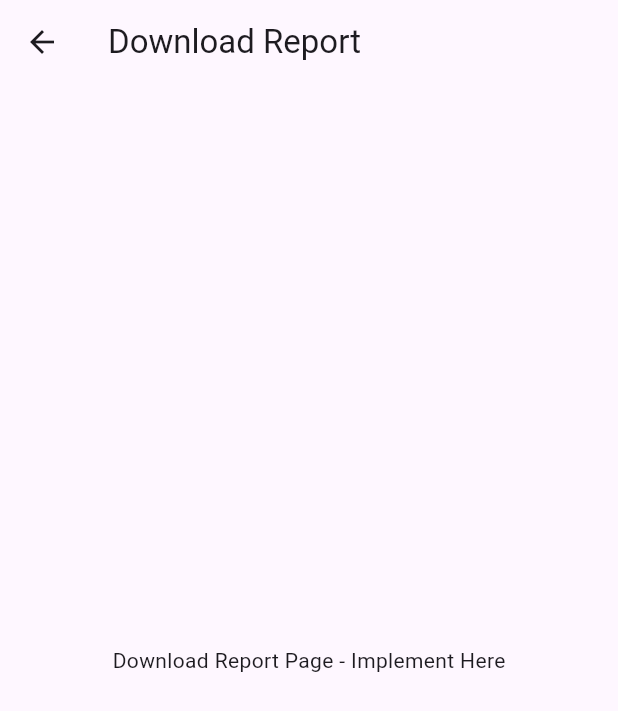
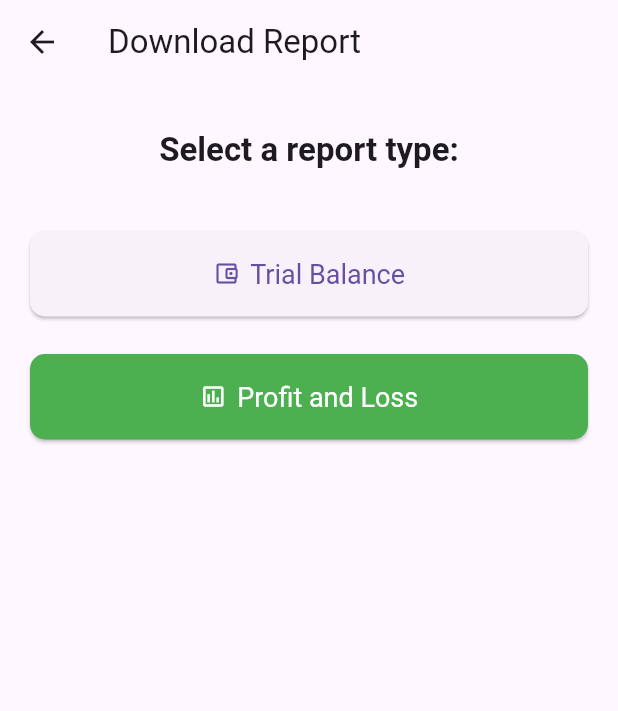
Before and after one commit to atresnaprana/Easytax_mobile, a Flutter app: the DownloadReportPage screen opened directly, on a phone screen of 412 x 824 dp. Shown: the top 711 px of the screen. Run offline on Flutter 3.47's test engine with Material 3 defaults, Android fonts, the phone set to English and light mode, and no system bars; our stand-ins replace dropdown_search, shared_preferences; accounts and stored records are empty.

Commit message:
added report download page

```diff
--- a/lib/main.dart
+++ b/lib/main.dart
@@ -1618,5 +1618,98 @@ class _PurchasingJournalPageState extends State<PurchasingJournalPage> {
   Widget _buildPaginationControls() { if (_hasMoreData) { return Padding( padding: const EdgeInsets.symmetric(vertical: 16.0), child: Center( child: _isFetchingMore ? CircularProgressIndicator() : ElevatedButton( onPressed: () => _fetchJournalEntries(), child: Text('Load More'), ), ), ); } else if (_allEntries.isNotEmpty) { return Padding( padding: const EdgeInsets.symmetric(vertical: 24.0), child: Center(child: Text("End of list", style: TextStyle(color: Colors.grey))), ); } else { return SizedBox.shrink(); } }
   Widget _buildErrorWidget(String errorMessage) { return Center( child: Padding( padding: const EdgeInsets.all(20.0), child: Column( mainAxisAlignment: MainAxisAlignment.center, crossAxisAlignment: CrossAxisAlignment.center, children: [ Icon(Icons.error_outline, color: Colors.red.shade700, size: 60), SizedBox(height: 15), Text('Failed to Load Data', style: TextStyle(fontSize: 18, fontWeight: FontWeight.bold, color: Colors.red.shade900), textAlign: TextAlign.center, ), SizedBox(height: 10), Text(errorMessage, textAlign: TextAlign.center, style: TextStyle(color: Colors.black87),), SizedBox(height: 25), ElevatedButton.icon( icon: Icon(Icons.refresh), label: Text('Retry'), onPressed: () => _fetchJournalEntries(isInitialLoad: true), style: ElevatedButton.styleFrom(foregroundColor: Colors.white, backgroundColor: Theme.of(context).primaryColor), ) ], ), )); }
 }
-class DownloadReportPage extends StatelessWidget { @override Widget build(BuildContext context) { return Scaffold( appBar: AppBar(title: Text('Download Report')), body: Center(child: Text('Download Report Page - Implement Here')), ); } }
-class AdminMenuPage extends StatelessWidget { @override Widget build(BuildContext context) { return Scaffold( appBar: AppBar(title: Text('Admin Menu')), body: Center(child: Text('Admin Menu Page - Implement Here')), ); } }
+class DownloadReportPage extends StatelessWidget {
+
+  // Placeholder function to simulate download initiation
+  void _initiateDownload(BuildContext context, String reportName) {
+    // Show feedback to the user
+    ScaffoldMessenger.of(context).showSnackBar(
+      SnackBar(
+        content: Text('Preparing $reportName report download...'),
+        duration: Duration(seconds: 2),
+      ),
+    );
+
+    // TODO: Implement actual download logic here:
+    // 1. Get necessary parameters (e.g., date range, company ID). You might need input fields on this page or pass them from elsewhere.
+    // 2. Get auth token from SharedPreferences.
+    // 3. Construct the correct API endpoint URL (e.g., /api/Reports/TrialBalance, /api/Reports/ProfitLoss).
+    // 4. Make the API call (likely a GET request) using the http package, including headers.
+    // 5. Handle the response:
+    //    - Check status code (200 OK).
+    //    - If successful, get the file data (e.g., response.bodyBytes).
+    //    - Determine the file type from response headers (e.g., 'Content-Type': 'application/pdf').
+    //    - Use packages like 'path_provider' to get a temporary directory.
+    //    - Write the bytes to a file.
+    //    - Use a package like 'open_file' or 'share_plus' to open or share the downloaded file.
+    // 6. Handle errors (network, API errors, file writing errors) and show appropriate messages.
+
+    print("Download requested for: $reportName");
+  }
+
+  @override
+  Widget build(BuildContext context) {
+    return Scaffold(
+      appBar: AppBar(
+        title: Text('Download Report'),
+      ),
+      body: Padding(
+        padding: const EdgeInsets.symmetric(horizontal: 20.0, vertical: 30.0), // Add padding
+        child: Column(
+          mainAxisAlignment: MainAxisAlignment.start, // Align content to the top
+          crossAxisAlignment: CrossAxisAlignment.stretch, // Make buttons fill width
+          children: <Widget>[
+            Text(
+              'Select a report type:',
+              style: Theme.of(context).textTheme.titleLarge?.copyWith(fontWeight: FontWeight.w600),
+              textAlign: TextAlign.center,
+            ),
+            SizedBox(height: 40), // Add space
+
+            // --- Trial Balance Button ---
+            ElevatedButton.icon(
+              icon: Icon(Icons.account_balance_wallet_outlined),
+              label: Text('Trial Balance'),
+              style: ElevatedButton.styleFrom(
+                padding: EdgeInsets.symmetric(vertical: 18), // Make button taller
+                textStyle: TextStyle(fontSize: 18), // Increase font size
+                shape: RoundedRectangleBorder(borderRadius: BorderRadius.circular(10)), // Rounded corners
+              ),
+              onPressed: () {
+                _initiateDownload(context, 'Trial Balance');
+              },
+            ),
+            SizedBox(height: 25), // Add space between buttons
+
+            // --- Profit and Loss Button ---
+            ElevatedButton.icon(
+              icon: Icon(Icons.assessment_outlined), // Chart/Assessment icon
+              label: Text('Profit and Loss'),
+              style: ElevatedButton.styleFrom(
+                padding: EdgeInsets.symmetric(vertical: 18),
+                textStyle: TextStyle(fontSize: 18),
+                shape: RoundedRectangleBorder(borderRadius: BorderRadius.circular(10)),
+                backgroundColor: Colors.green, // Example: Different color
+                foregroundColor: Colors.white, // Text color for colored button
+              ),
+              onPressed: () {
+                _initiateDownload(context, 'Profit and Loss');
+              },
+            ),
+
+            // --- Add more report buttons here if needed ---
+            // SizedBox(height: 25),
+            // ElevatedButton.icon(
+            //   icon: Icon(Icons.receipt_long),
+            //   label: Text('Another Report'),
+            //   onPressed: () {
+            //     _initiateDownload(context, 'Another Report');
+            //   },
+            //   // ... style ...
+            // ),
+          ],
+        ),
+      ),
+    );
+  }
+}class AdminMenuPage extends StatelessWidget { @override Widget build(BuildContext context) { return Scaffold( appBar: AppBar(title: Text('Admin Menu')), body: Center(child: Text('Admin Menu Page - Implement Here')), ); } }
```
